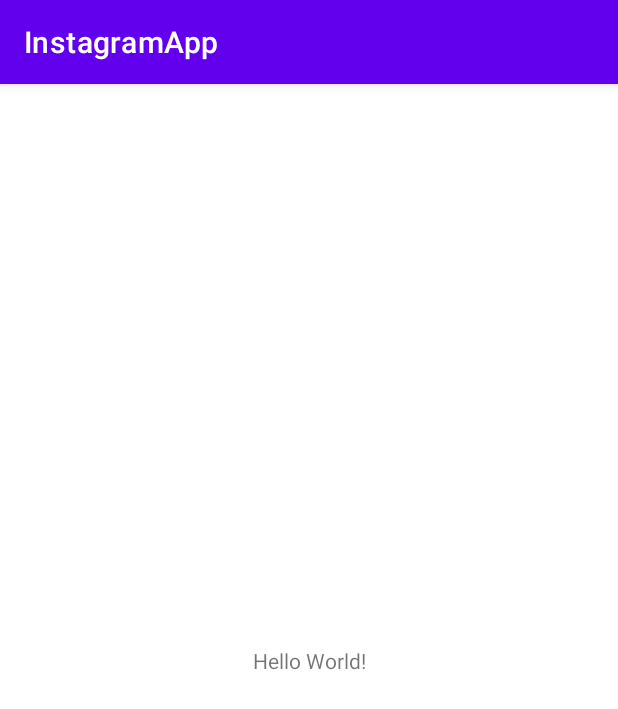
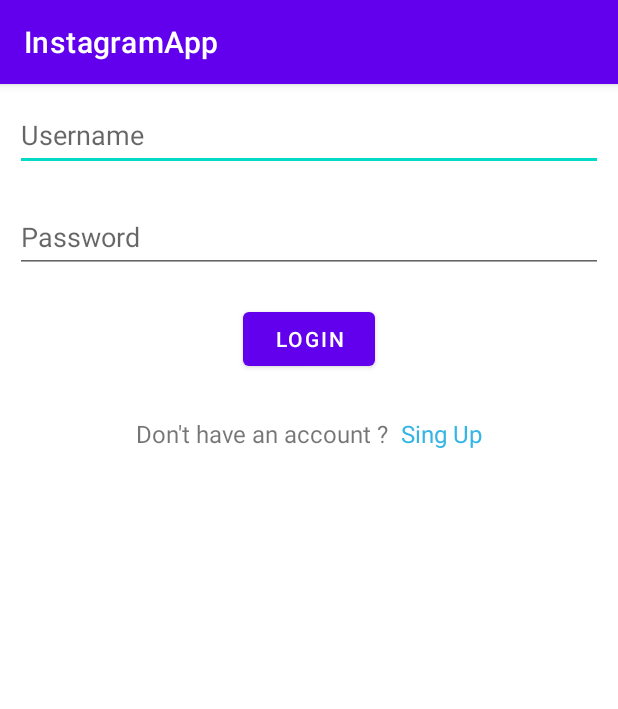
Before and after one commit to BeliMackendy/InstagramApp_Part2, an Android app: the screen it shows after launch (MainActivity before the commit, LoginActivity after it), on a phone screen of 412 x 824 dp. Shown: the top 709 px of the screen. Run offline under Robolectric (Android 15) with nearby library versions, the phone set to English and light mode, and no system bars; 1 statement that could not run was skipped.

Commit message:
User Signup

```diff
--- a/app/src/main/AndroidManifest.xml
+++ b/app/src/main/AndroidManifest.xml
@@ -7,6 +7,7 @@
     <uses-permission android:name="android.permission.ACCESS_NETWORK_STATE" />
 
     <application
+        android:name=".ParseApplication"
         android:allowBackup="true"
         android:dataExtractionRules="@xml/data_extraction_rules"
         android:fullBackupContent="@xml/backup_rules"
@@ -15,10 +16,9 @@
         android:roundIcon="@mipmap/ic_launcher_round"
         android:supportsRtl="true"
         android:theme="@style/Theme.InstagramApp"
-        tools:targetApi="31"
-        android:name=".ParseApplication">
+        tools:targetApi="31">
         <activity
-            android:name=".MainActivity"
+            android:name=".LoginActivity"
             android:exported="true">
             <intent-filter>
                 <action android:name="android.intent.action.MAIN" />
@@ -26,6 +26,9 @@
                 <category android:name="android.intent.category.LAUNCHER" />
             </intent-filter>
         </activity>
+        <activity
+            android:name=".MainActivity"
+            android:exported="false" />
     </application>
 
 </manifest>
--- /dev/null
+++ b/app/src/main/java/com/mypath/instagramapp/LoginActivity.java
@@ -0,0 +1,68 @@
+package com.mypath.instagramapp;
+
+import androidx.appcompat.app.AppCompatActivity;
+
+import android.os.Bundle;
+import android.util.Log;
+//import android.view.View;
+import android.widget.Button;
+import android.widget.EditText;
+import android.widget.TextView;
+import android.widget.Toast;
+
+//import com.parse.ParseException;
+import com.parse.ParseUser;
+//import com.parse.SignUpCallback;
+
+public class LoginActivity extends AppCompatActivity {
+    public static final String TAG = "LoginActivity";
+
+    private EditText etUsername;
+    private EditText etPassword;
+    private Button btLogin;
+    private TextView tvSignup;
+
+    @Override
+    protected void onCreate(Bundle savedInstanceState) {
+        super.onCreate(savedInstanceState);
+        setContentView(R.layout.activity_login);
+
+        etUsername = findViewById(R.id.etUsername);
+        etPassword = findViewById(R.id.etPassword);
+        btLogin = findViewById(R.id.btLogin);
+        tvSignup = findViewById(R.id.tvSignup);
+
+        tvSignup.setOnClickListener(view -> {
+            String username = etUsername.getText().toString().trim();
+            String password = etPassword.getText().toString().trim();
+
+            if (username.isEmpty()) {
+                Toast.makeText(LoginActivity.this, "Username Required", Toast.LENGTH_SHORT).show();
+                return;
+            }
+
+            if (password.isEmpty()) {
+                Toast.makeText(LoginActivity.this, "Password Required", Toast.LENGTH_SHORT).show();
+                return;
+            }
+
+
+            SignupUser(username, password);
+        });
+    }
+
+    private void SignupUser(String username, String password) {
+        ParseUser user = new ParseUser();
+
+        user.setUsername(username);
+        user.setPassword(password);
+
+        user.signUpInBackground(e -> {
+            if (e == null) {
+                Log.i(TAG, "User Sign Up Successful: " + user.getUsername());
+            } else {
+                Log.e(TAG, "Fail: ", e);
+            }
+        });
+    }
+}
--- /dev/null
+++ b/app/src/main/res/layout/activity_login.xml
@@ -0,0 +1,75 @@
+<?xml version="1.0" encoding="utf-8"?>
+<RelativeLayout xmlns:android="http://schemas.android.com/apk/res/android"
+    xmlns:tools="http://schemas.android.com/tools"
+    android:layout_width="match_parent"
+    android:layout_height="match_parent"
+    tools:context=".LoginActivity">
+
+    <EditText
+        android:id="@+id/etUsername"
+        android:layout_width="match_parent"
+        android:layout_height="wrap_content"
+        android:layout_marginStart="10dp"
+        android:layout_marginTop="10dp"
+        android:layout_marginEnd="10dp"
+        android:layout_marginBottom="10dp"
+        android:autofillHints=""
+        android:ems="10"
+        android:hint="@string/username"
+        android:inputType="textPersonName"
+        android:minHeight="48dp" />
+
+    <EditText
+        android:id="@+id/etPassword"
+        android:layout_width="match_parent"
+        android:layout_height="wrap_content"
+        android:layout_below="@id/etUsername"
+        android:layout_marginStart="10dp"
+        android:layout_marginTop="10dp"
+        android:layout_marginEnd="10dp"
+        android:layout_marginBottom="10dp"
+        android:autofillHints=""
+        android:ems="10"
+        android:hint="@string/password"
+        android:inputType="textPassword"
+        android:minHeight="48dp" />
+
+    <Button
+        android:id="@+id/btLogin"
+        android:layout_width="wrap_content"
+        android:layout_height="wrap_content"
+        android:layout_below="@+id/etPassword"
+        android:layout_centerHorizontal="true"
+        android:layout_marginTop="10dp"
+        android:text="@string/login" />
+
+
+    <RelativeLayout
+        android:layout_width="wrap_content"
+        android:layout_height="wrap_content"
+        android:layout_below="@id/btLogin"
+        android:layout_centerHorizontal="true"
+        android:layout_marginTop="10dp">
+
+        <TextView
+            android:id="@+id/textView"
+            android:layout_width="wrap_content"
+            android:layout_height="wrap_content"
+
+            android:layout_marginTop="18dp"
+            android:text="@string/don_t_have_an_account"
+            android:textSize="16sp" />
+
+        <TextView
+            android:id="@+id/tvSignup"
+            android:layout_width="wrap_content"
+            android:layout_height="wrap_content"
+            android:layout_marginStart="8dp"
+            android:layout_marginTop="18dp"
+            android:layout_toEndOf="@+id/textView"
+            android:text="@string/sing_up"
+            android:textColor="@android:color/holo_blue_light"
+            android:textSize="16sp"
+            tools:ignore="TextContrastCheck" />
+    </RelativeLayout>
+</RelativeLayout>
--- a/app/src/main/res/values/strings.xml
+++ b/app/src/main/res/values/strings.xml
@@ -1,3 +1,8 @@
 <resources>
     <string name="app_name">InstagramApp</string>
+    <string name="username">Username</string>
+    <string name="password">Password</string>
+    <string name="login">Login</string>
+    <string name="sing_up">Sing Up</string>
+    <string name="don_t_have_an_account">Don\'t have an account ?</string>
 </resources>
```
